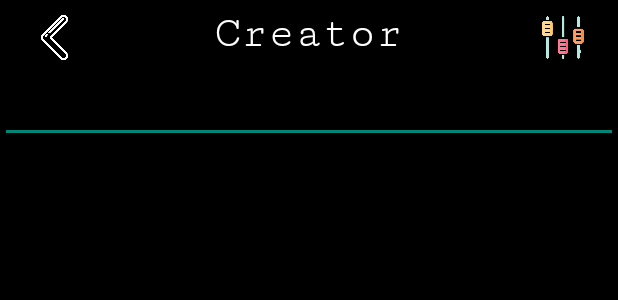
After one commit to Whitesan/GymAppAndroid, an Android app: the layout activity_create_training.xml on its own in the app's theme, with its tools: preview values and no code run, on a phone screen of 412 x 824 dp. The commit adds this screen. Shown: the top 300 px of the screen. Run offline under Robolectric (Android 15) with nearby library versions, the phone set to English and light mode, and no system bars.

Commit message:
created TrainingCreatorView

```diff
--- a/app/src/main/AndroidManifest.xml
+++ b/app/src/main/AndroidManifest.xml
@@ -9,7 +9,8 @@
         android:roundIcon="@mipmap/ic_launcher_round"
         android:supportsRtl="true"
         android:theme="@style/Theme.MyApplication">
-        <activity android:name=".CalendarActivity"></activity>
+        <activity android:name=".CreateTrainingActivity"></activity>
+        <activity android:name=".CalendarActivity" />
         <activity android:name=".StatisticsActivity" />
         <activity android:name=".PlannerActivity" />
         <activity android:name=".TrainingActivity" />
--- /dev/null
+++ b/app/src/main/java/com/example/myapplication/CreateTrainingActivity.kt
@@ -0,0 +1,40 @@
+package com.example.myapplication
+
+import android.content.Intent
+import androidx.appcompat.app.AppCompatActivity
+import android.os.Bundle
+import android.view.View
+import android.widget.Button
+
+class CreateTrainingActivity : AppCompatActivity() {
+    override fun onCreate(savedInstanceState: Bundle?) {
+        super.onCreate(savedInstanceState)
+        setContentView(R.layout.activity_calendar)
+        val button = findViewById<Button>(R.id.backTrainingCreator)
+        button.setOnClickListener{
+            val intent =  Intent(applicationContext,MainActivity::class.java)
+            startActivity(intent)
+        }
+    }
+
+    override fun onWindowFocusChanged(hasFocus: Boolean) {
+        super.onWindowFocusChanged(hasFocus)
+        if (hasFocus) {
+            hideSystemUI()
+        }
+    }
+
+    private fun hideSystemUI() {
+        val decorView: View = window.decorView
+        decorView.systemUiVisibility = (View.SYSTEM_UI_FLAG_LAYOUT_STABLE
+                or View.SYSTEM_UI_FLAG_LAYOUT_HIDE_NAVIGATION
+                or View.SYSTEM_UI_FLAG_LAYOUT_FULLSCREEN
+                or View.SYSTEM_UI_FLAG_HIDE_NAVIGATION
+                or View.SYSTEM_UI_FLAG_FULLSCREEN
+                or View.SYSTEM_UI_FLAG_IMMERSIVE_STICKY)
+    }
+    override fun onResume() {
+        super.onResume()
+        hideSystemUI()
+    }
+}
--- a/app/src/main/java/com/example/myapplication/MainActivity.kt
+++ b/app/src/main/java/com/example/myapplication/MainActivity.kt
@@ -7,11 +7,6 @@ import android.widget.TextView
 import android.widget.Toast
 import androidx.appcompat.app.AppCompatActivity
 import androidx.cardview.widget.CardView
-
-/*TODO
-
-*/
-
 
 @Suppress("DEPRECATION")
 class MainActivity : AppCompatActivity() {
--- /dev/null
+++ b/app/src/main/res/layout/activity_create_training.xml
@@ -0,0 +1,78 @@
+<?xml version="1.0" encoding="utf-8"?>
+<LinearLayout xmlns:android="http://schemas.android.com/apk/res/android"
+
+    xmlns:tools="http://schemas.android.com/tools"
+    android:layout_width="match_parent"
+    android:layout_height="match_parent"
+    tools:context=".CalendarActivity"
+    android:background="@color/black"
+    android:orientation="vertical"
+    android:layout_weight="15"
+
+    >
+    <LinearLayout
+        android:layout_width="match_parent"
+        android:layout_height="0dp"
+        android:layout_weight="1"
+        android:orientation="horizontal"
+        android:background="@color/black"
+        >
+
+        <ImageView
+            android:id="@+id/backTrainingCreator"
+            android:layout_width="30dp"
+            android:layout_height="match_parent"
+            android:src="@drawable/backward"
+            android:layout_gravity="start"
+            android:layout_weight="1"
+            android:padding="10dp"
+            />
+        <TextView
+            android:id="@+id/trainingCreatorTitle"
+            android:layout_width="50dp"
+            android:layout_height="match_parent"
+            android:text="@string/trainingCreator"
+            android:textAlignment="center"
+            android:textColor="@color/white"
+            android:textSize="30sp"
+            android:fontFamily="serif-monospace"
+            android:layout_marginTop="5dp"
+            android:layout_weight="5"
+
+            />
+        <ImageView
+            android:id="@+id/trainingCreatorSettings"
+            android:layout_width="30dp"
+            android:layout_height="match_parent"
+            android:src="@drawable/settings"
+            android:layout_gravity="start"
+            android:layout_weight="1"
+            android:padding="10dp"
+            />
+
+    </LinearLayout>
+    <LinearLayout
+        android:layout_width="match_parent"
+        android:layout_height="wrap_content"
+        >
+
+    <EditText
+        android:layout_width="match_parent"
+        android:layout_height="wrap_content"
+        android:inputType="text"
+
+        android:hint="@string/enterTrainingName"
+        android:textAlignment="center"
+        />
+</LinearLayout>
+
+    <RelativeLayout
+        android:layout_width="match_parent"
+        android:layout_height="25dp"
+        android:layout_weight="14"
+        android:background="@color/black"
+        >
+
+    </RelativeLayout>
+
+</LinearLayout>
--- a/app/src/main/res/values/strings.xml
+++ b/app/src/main/res/values/strings.xml
@@ -4,4 +4,6 @@
     <string name="training">Training</string>
     <string name="statistics">Statistics</string>
     <string name="planner">Planner</string>
+    <string name="trainingCreator">Creator</string>
+    <string name="enterTrainingName">Enter Training Name</string>
 </resources>
```
